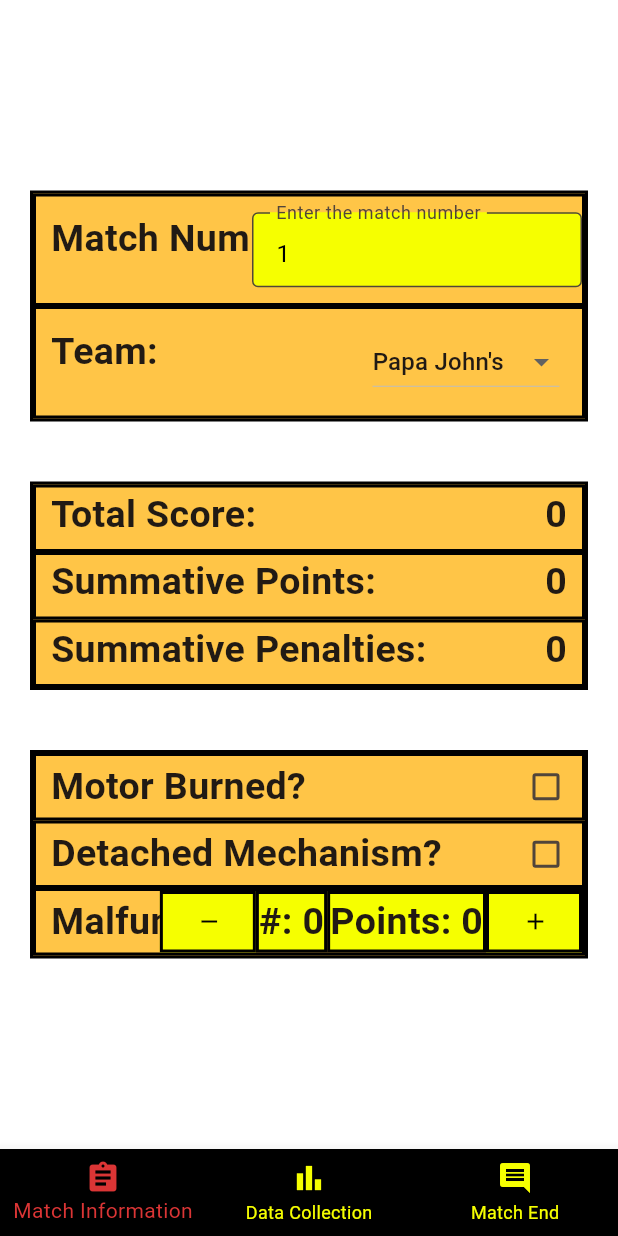
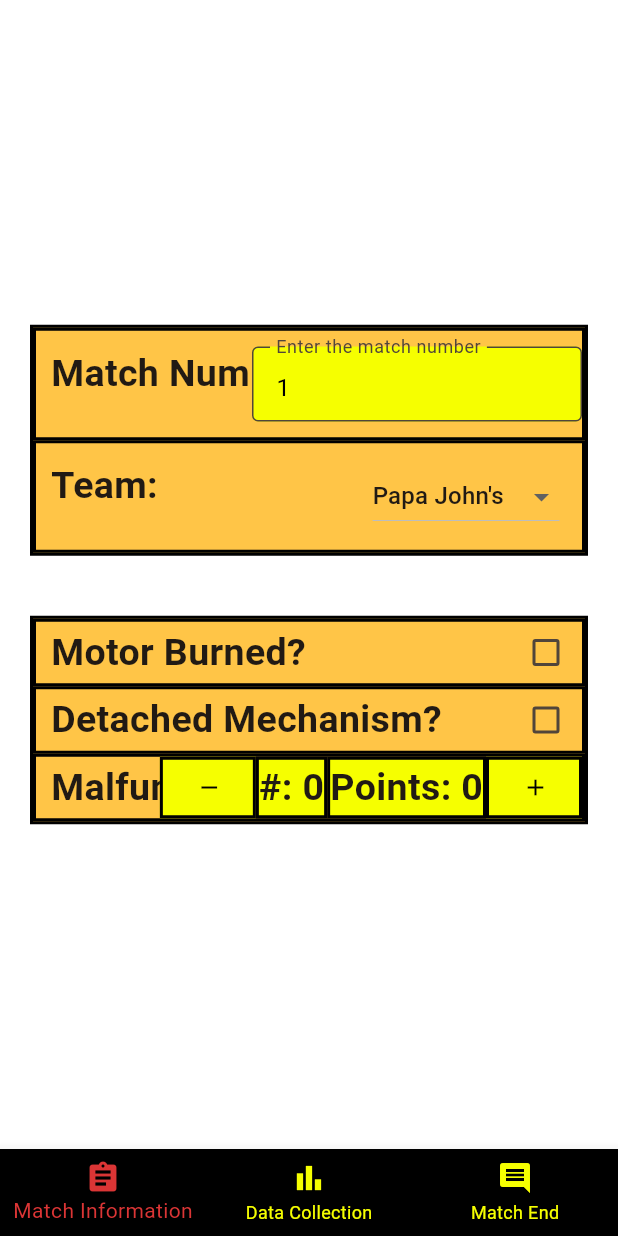
Before and after one commit to Ryan-Yeo-753/yeoryan_prototyping_challenge_pizza_panic, a Flutter app: the screen it shows after launch, on a phone screen of 412 x 824 dp. Run offline on Flutter 3.47's test engine with Material 3 defaults, Android fonts, the light colour scheme and no system bars; our stand-ins replace flutter_riverpod; missing offline and left inert: nyxx.

Commit message:
ILLEGAL SUBMISSION
Prevented confusion with totalScore, summativePoints, and summativePenalties (no time to completely implement, comboBonuses and ovenOverrides a similar issue(no time), but those are manual at least)

```diff
--- a/lib/match_information.dart
+++ b/lib/match_information.dart
@@ -1,6 +1,7 @@
 import 'dart:math';
 import 'package:flutter/material.dart';
 import 'package:flutter_riverpod/flutter_riverpod.dart';
+import 'package:prototyping_challenge_pizza_panic/data_collection.dart';
 
 import 'package:prototyping_challenge_pizza_panic/main.dart';
 
@@ -58,9 +59,9 @@ class MatchInformationData {
     return 'Match Information:\n'
         'Team Name: $teamName\n'
         'Match Number: $matchNumber\n'
-        'Total Score: $totalScore\n'
-        'Summative Points: $summativePoints\n'
-        'SummativePenalties: $summativePenalties\n'
+        // 'Total Score: $totalScore\n'
+        // 'Summative Points: $summativePoints\n'
+        // 'SummativePenalties: $summativePenalties\n'
         'Motor Burned? $burnedMotor\n'
         'Detached Mechanism? $detachedMechanism\n'
         'Malfunctions: $malfunctionNumber\n'
@@ -124,6 +125,18 @@ class MatchInformationDataSavings extends Notifier<MatchInformationData> {
   void updateMatchNumber(String number) {
     int newMatchNumber = int.tryParse(number) ?? 1;
     state = state.copyWith(matchNumber: newMatchNumber);
+  }
+
+  void updateScore() {
+    int newTotalScore = state.totalScore;
+    int newSummativePoints = state.summativePoints;
+    int newSummativePenalties = state.summativePenalties;
+
+    state = state.copyWith(
+      totalScore: newTotalScore,
+      summativePoints: newSummativePoints,
+      summativePenalties: newSummativePenalties
+    );
   }
 }
 
@@ -288,109 +301,109 @@ class MatchInformationPageState extends ConsumerState<MatchInformationPage> {
                   ],
                 ),
               ),
-              DataRowContainer(
-                height: 139,
-                borderWidth: 2,
-                padding: 20,
-                child: Stack(
-                  children: [
-                    Column(
-                      children: [
-                        DataRowContainer(
-                          height: 45,
-                          borderWidth: 2,
-                          padding: 0,
-                          child: Stack(
-                            children: [
-                              SizedBox(
-                                height: 45,
-                                child: Label(
-                                  label: 'Total Score:',
-                                  horizontalSpace: 10,
-                                  verticalSpace: 0,
-                                ),
-                              ),
-                              Align(
-                                alignment: Alignment.centerRight,
-                                child: SizedBox(
-                                  height: 45,
-                                  child: Label(
-                                    label: '$_totalScore',
-                                    horizontalSpace: 10,
-                                    verticalSpace: 0,
-                                  ),
-                                ),
-                              ),
-                            ],
-                          ),
-                        ),
-                        DataRowContainer(
-                          height: 45,
-                          borderWidth: 2,
-                          padding: 0,
-                          child: Stack(
-                            children: [
-                              Align(
-                                alignment: Alignment.centerLeft,
-                                child: SizedBox(
-                                  height: 45,
-                                  child: Label(
-                                    label: 'Summative Points:',
-                                    horizontalSpace: 10,
-                                    verticalSpace: 0,
-                                  ),
-                                ),
-                              ),
-                              Align(
-                                alignment: Alignment.centerRight,
-                                child: SizedBox(
-                                  height: 45,
-                                  child: Label(
-                                    label: '$_summativePoints',
-                                    horizontalSpace: 10,
-                                    verticalSpace: 0,
-                                  ),
-                                ),
-                              ),
-                            ],
-                          ),
-                        ),
-                        DataRowContainer(
-                          height: 45,
-                          borderWidth: 2,
-                          padding: 0,
-                          child: Stack(
-                            children: [
-                              Align(
-                                alignment: Alignment.centerLeft,
-                                child: SizedBox(
-                                  height: 45,
-                                  child: Label(
-                                    label: 'Summative Penalties:',
-                                    horizontalSpace: 10,
-                                    verticalSpace: 0,
-                                  ),
-                                ),
-                              ),
-                              Align(
-                                alignment: Alignment.centerRight,
-                                child: SizedBox(
-                                  height: 45,
-                                  child: Label(
-                                    label: '$_summativePenalties',
-                                    horizontalSpace: 10,
-                                    verticalSpace: 0,
-                                  ),
-                                ),
-                              ),
-                            ],
-                          ),
-                        ),
-                      ],
-                    ),
-                  ],
-                ),
-              ),
+              // DataRowContainer(
+              //   height: 139,
+              //   borderWidth: 2,
+              //   padding: 20,
+              //   child: Stack(
+              //     children: [
+              //       Column(
+              //         children: [
+              //           DataRowContainer(
+              //             height: 45,
+              //             borderWidth: 2,
+              //             padding: 0,
+              //             child: Stack(
+              //               children: [
+              //                 SizedBox(
+              //                   height: 45,
+              //                   child: Label(
+              //                     label: 'Total Score:',
+              //                     horizontalSpace: 10,
+              //                     verticalSpace: 0,
+              //                   ),
+              //                 ),
+              //                 Align(
+              //                   alignment: Alignment.centerRight,
+              //                   child: SizedBox(
+              //                     height: 45,
+              //                     child: Label(
+              //                       label: '$_totalScore',
+              //                       horizontalSpace: 10,
+              //                       verticalSpace: 0,
+              //                     ),
+              //                   ),
+              //                 ),
+              //               ],
+              //             ),
+              //           ),
+              //           DataRowContainer(
+              //             height: 45,
+              //             borderWidth: 2,
+              //             padding: 0,
+              //             child: Stack(
+              //               children: [
+              //                 Align(
+              //                   alignment: Alignment.centerLeft,
+              //                   child: SizedBox(
+              //                     height: 45,
+              //                     child: Label(
+              //                       label: 'Summative Points:',
+              //                       horizontalSpace: 10,
+              //                       verticalSpace: 0,
+              //                     ),
+              //                   ),
+              //                 ),
+              //                 Align(
+              //                   alignment: Alignment.centerRight,
+              //                   child: SizedBox(
+              //                     height: 45,
+              //                     child: Label(
+              //                       label: '$_summativePoints',
+              //                       horizontalSpace: 10,
+              //                       verticalSpace: 0,
+              //                     ),
+              //                   ),
+              //                 ),
+              //               ],
+              //             ),
+              //           ),
+              //           DataRowContainer(
+              //             height: 45,
+              //             borderWidth: 2,
+              //             padding: 0,
+              //             child: Stack(
+              //               children: [
+              //                 Align(
+              //                   alignment: Alignment.centerLeft,
+              //                   child: SizedBox(
+              //                     height: 45,
+              //                     child: Label(
+              //                       label: 'Summative Penalties:',
+              //                       horizontalSpace: 10,
+              //                       verticalSpace: 0,
+              //                     ),
+              //                   ),
+              //                 ),
+              //                 Align(
+              //                   alignment: Alignment.centerRight,
+              //                   child: SizedBox(
+              //                     height: 45,
+              //                     child: Label(
+              //                       label: '$_summativePenalties',
+              //                       horizontalSpace: 10,
+              //                       verticalSpace: 0,
+              //                     ),
+              //                   ),
+              //                 ),
+              //               ],
+              //             ),
+              //           ),
+              //         ],
+              //       ),
+              //     ],
+              //   ),
+              // ),
               DataRowContainer(
                 height: 139,
                 borderWidth: 2,
```
